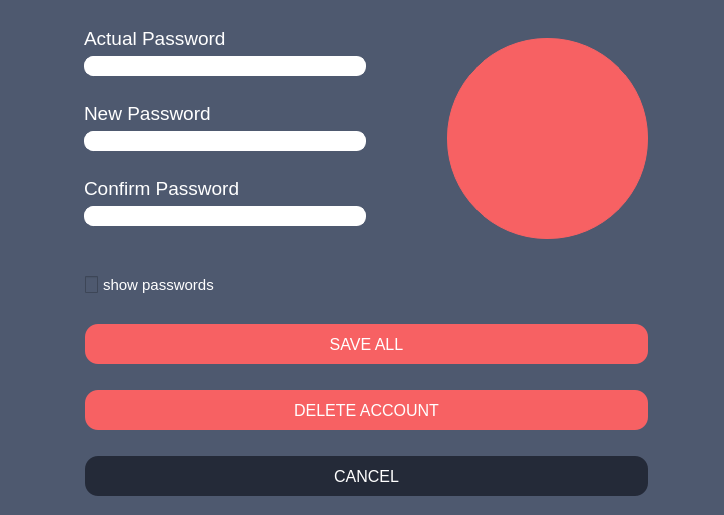
aleoli/Shared-Editor, file src/client/gui/ui/edit.ui: the form before one commit.
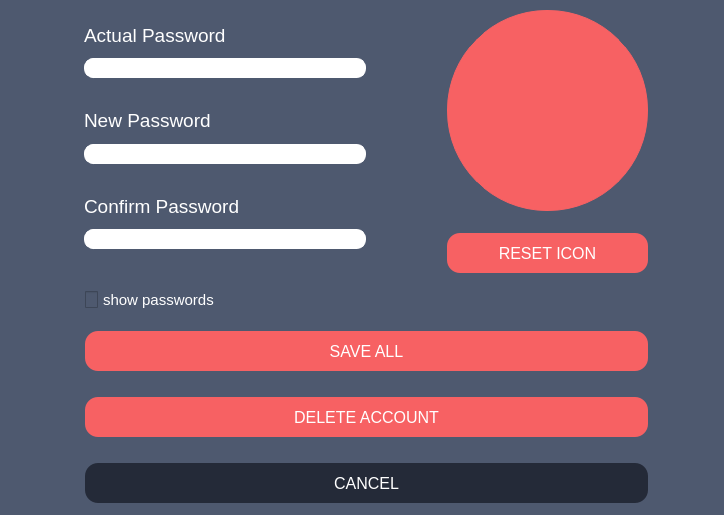
The form after the commit. Icons and pictures are not drawn.

Commit message: dialog_confirm, tasto resetIcon

What changed in the file:
```diff
--- a/src/client/gui/ui/edit.ui
+++ b/src/client/gui/ui/edit.ui
@@ -34,7 +34,48 @@
 </string>
    </property>
    <layout class="QGridLayout" name="gridLayout">
-    <item row="2" column="0" colspan="2">
+    <item row="3" column="0">
+     <widget class="QCheckBox" name="checkBox_showPasswords">
+      <property name="cursor">
+       <cursorShape>PointingHandCursor</cursorShape>
+      </property>
+      <property name="toolTip">
+       <string/>
+      </property>
+      <property name="styleSheet">
+       <string notr="true">QCheckBox {
+    spacing: 5px;
+	font-size: 11pt;
+	color:white;
+	margin-bottom: 0px;
+	margin-left: 10px;
+}
+
+QCheckBox::indicator {
+    width: 13px;
+	height: 17px;
+}
+
+QCheckBox::indicator:unchecked {
+    image: url(:/res/checkbox.png);
+}
+
+QCheckBox::indicator:checked {
+    image: url(:/res/checkbox_checked.png);
+}
+
+QCheckBox:focus {
+   border: none;
+   outline: none;
+}
+</string>
+      </property>
+      <property name="text">
+       <string>show passwords</string>
+      </property>
+     </widget>
+    </item>
+    <item row="4" column="0" colspan="2">
      <layout class="QVBoxLayout" name="buttons">
       <property name="leftMargin">
        <number>10</number>
@@ -188,141 +229,6 @@
       </item>
      </layout>
     </item>
-    <item row="0" column="0">
-     <widget class="QFrame" name="frame">
-      <property name="maximumSize">
-       <size>
-        <width>300</width>
-        <height>16777215</height>
-       </size>
-      </property>
-      <property name="styleSheet">
-       <string notr="true">margin-bottom: 5px;</string>
-      </property>
-      <property name="frameShape">
-       <enum>QFrame::NoFrame</enum>
-      </property>
-      <property name="frameShadow">
-       <enum>QFrame::Plain</enum>
-      </property>
-      <layout class="QVBoxLayout" name="verticalLayout_5">
-       <item>
-        <layout class="QVBoxLayout" name="pwd">
-         <property name="rightMargin">
-          <number>0</number>
-         </property>
-         <item>
-          <widget class="QLabel" name="label_pwd">
-           <property name="styleSheet">
-            <string notr="true">QLabel{
-	text-decoration: none;
-	margin-left: 0px;
-	margin-bottom: 0px;
-}</string>
-           </property>
-           <property name="text">
-            <string>&lt;html&gt;&lt;head/&gt;&lt;body&gt;&lt;p&gt;&lt;span style=&quot; font-size:14pt; color:#ffffff;&quot;&gt;Actual Password&lt;/span&gt;&lt;/p&gt;&lt;/body&gt;&lt;/html&gt;</string>
-           </property>
-          </widget>
-         </item>
-         <item>
-          <widget class="QLineEdit" name="ledit_pwd">
-           <property name="styleSheet">
-            <string notr="true">background: white;
-border:1px solid white;
-border-radius: 9px;
-padding: 1 8px;
-margin: 0 0 20 0px;
-color: #242A38;
-font: &quot;Segoe UI Emoji&quot;;
-selection-background-color: #f76163;</string>
-           </property>
-           <property name="echoMode">
-            <enum>QLineEdit::Password</enum>
-           </property>
-          </widget>
-         </item>
-        </layout>
-       </item>
-       <item>
-        <layout class="QVBoxLayout" name="newPwd">
-         <item>
-          <widget class="QLabel" name="label_newPwd">
-           <property name="styleSheet">
-            <string notr="true">QLabel{
-	text-decoration: none;
-	margin-left: 0px;
-	margin-bottom: 0px;
-}</string>
-           </property>
-           <property name="text">
-            <string>&lt;html&gt;&lt;head/&gt;&lt;body&gt;&lt;p&gt;&lt;span style=&quot; font-size:14pt; color:#ffffff;&quot;&gt;New Password&lt;/span&gt;&lt;/p&gt;&lt;/body&gt;&lt;/html&gt;</string>
-           </property>
-          </widget>
-         </item>
-         <item>
-          <widget class="QLineEdit" name="ledit_newPwd">
-           <property name="styleSheet">
-            <string notr="true">background: white;
-border:1px solid white;
-border-radius: 9px;
-padding: 1 8px;
-margin: 0 0 20 0px;
-color: #242A38;
-font: &quot;Segoe UI Emoji&quot;;
-selection-background-color: #f76163;</string>
-           </property>
-           <property name="echoMode">
-            <enum>QLineEdit::Password</enum>
-           </property>
-          </widget>
-         </item>
-        </layout>
-       </item>
-       <item>
-        <layout class="QVBoxLayout" name="cnfrmPwd">
-         <property name="sizeConstraint">
-          <enum>QLayout::SetDefaultConstraint</enum>
-         </property>
-         <property name="rightMargin">
-          <number>0</number>
-         </property>
-         <item>
-          <widget class="QLabel" name="label_cnfrmPwd">
-           <property name="styleSheet">
-            <string notr="true">QLabel{
-	text-decoration: none;
-	margin-left: 0px;
-	margin-bottom: 0px;
-}</string>
-           </property>
-           <property name="text">
-            <string>&lt;html&gt;&lt;head/&gt;&lt;body&gt;&lt;p&gt;&lt;span style=&quot; font-size:14pt; color:#ffffff;&quot;&gt;Confirm Password&lt;/span&gt;&lt;/p&gt;&lt;/body&gt;&lt;/html&gt;</string>
-           </property>
-          </widget>
-         </item>
-         <item>
-          <widget class="QLineEdit" name="lineEdit_cnfrmPwd">
-           <property name="styleSheet">
-            <string notr="true">background: white;
-border:1px solid white;
-border-radius: 9px;
-padding: 1 8px;
-margin: 0 0 20 0px;
-color: #242A38;
-font: &quot;Segoe UI Emoji&quot;;
-selection-background-color: #f76163;</string>
-           </property>
-           <property name="echoMode">
-            <enum>QLineEdit::Password</enum>
-           </property>
-          </widget>
-         </item>
-        </layout>
-       </item>
-      </layout>
-     </widget>
-    </item>
     <item row="0" column="1">
      <widget class="QPushButton" name="btn_changeProfile">
       <property name="enabled">
@@ -411,8 +317,8 @@
       </property>
      </widget>
     </item>
-    <item row="1" column="0">
-     <widget class="QCheckBox" name="checkBox_showPasswords">
+    <item row="1" column="1">
+     <widget class="QPushButton" name="btn_reset">
       <property name="cursor">
        <cursorShape>PointingHandCursor</cursorShape>
       </property>
@@ -420,38 +326,176 @@
        <string/>
       </property>
       <property name="styleSheet">
-       <string notr="true">QCheckBox {
-    spacing: 5px;
-	font-size: 11pt;
-	color:white;
-	margin-bottom: 0px;
-	margin-left: 10px;
+       <string notr="true">QPushButton {
+	background: #f76163;
+    border-width: 1px;
+    border-radius: 13px;
+    border-color: #f76163;
+    font: 12pt;
+    color: white;
+    padding: 10px;
+	margin-left: 0px;
+	margin-right: 0px;
+	margin-top: 15px;
+	margin-bottom: 10px;
+	min-height: 20px;
 }
 
-QCheckBox::indicator {
-    width: 13px;
-	height: 17px;
+QPushButton:hover {
+background: qradialgradient(cx:0.3, cy:0.5, radius: 5.5,
+              fx:0.5, fy:0.5, stop:0 #f65964, stop:1 white);
 }
 
-QCheckBox::indicator:unchecked {
-    image: url(:/res/checkbox.png);
+QPushButton:pressed {
+background: qradialgradient(cx:0.7, cy:0.5, radius: 5.5,
+              fx:0.5, fy:0.5, stop:0 #f65964, stop:1 black);
 }
 
-QCheckBox::indicator:checked {
-    image: url(:/res/checkbox_checked.png);
-}
-
-QCheckBox:focus {
+QPushButton:focus {
    border: none;
    outline: none;
-}
-</string>
+}</string>
       </property>
       <property name="text">
-       <string>show passwords</string>
+       <string>RESET ICON</string>
       </property>
      </widget>
     </item>
+    <item row="0" column="0" rowspan="2">
+     <widget class="QFrame" name="frame">
+      <property name="maximumSize">
+       <size>
+        <width>300</width>
+        <height>16777215</height>
+       </size>
+      </property>
+      <property name="styleSheet">
+       <string notr="true">margin-bottom: 5px;</string>
+      </property>
+      <property name="frameShape">
+       <enum>QFrame::NoFrame</enum>
+      </property>
+      <property name="frameShadow">
+       <enum>QFrame::Plain</enum>
+      </property>
+      <layout class="QVBoxLayout" name="verticalLayout_5">
+       <item>
+        <layout class="QVBoxLayout" name="pwd">
+         <property name="rightMargin">
+          <number>0</number>
+         </property>
+         <item>
+          <widget class="QLabel" name="label_pwd">
+           <property name="styleSheet">
+            <string notr="true">QLabel{
+	text-decoration: none;
+	margin-left: 0px;
+	margin-bottom: 0px;
+}</string>
+           </property>
+           <property name="text">
+            <string>&lt;html&gt;&lt;head/&gt;&lt;body&gt;&lt;p&gt;&lt;span style=&quot; font-size:14pt; color:#ffffff;&quot;&gt;Actual Password&lt;/span&gt;&lt;/p&gt;&lt;/body&gt;&lt;/html&gt;</string>
+           </property>
+          </widget>
+         </item>
+         <item>
+          <widget class="QLineEdit" name="ledit_pwd">
+           <property name="styleSheet">
+            <string notr="true">background: white;
+border:1px solid white;
+border-radius: 9px;
+padding: 1 8px;
+margin: 0 0 20 0px;
+color: #242A38;
+font: &quot;Segoe UI Emoji&quot;;
+selection-background-color: #f76163;</string>
+           </property>
+           <property name="echoMode">
+            <enum>QLineEdit::Password</enum>
+           </property>
+          </widget>
+         </item>
+        </layout>
+       </item>
+       <item>
+        <layout class="QVBoxLayout" name="newPwd">
+         <item>
+          <widget class="QLabel" name="label_newPwd">
+           <property name="styleSheet">
+            <string notr="true">QLabel{
+	text-decoration: none;
+	margin-left: 0px;
+	margin-bottom: 0px;
+}</string>
+           </property>
+           <property name="text">
+            <string>&lt;html&gt;&lt;head/&gt;&lt;body&gt;&lt;p&gt;&lt;span style=&quot; font-size:14pt; color:#ffffff;&quot;&gt;New Password&lt;/span&gt;&lt;/p&gt;&lt;/body&gt;&lt;/html&gt;</string>
+           </property>
+          </widget>
+         </item>
+         <item>
+          <widget class="QLineEdit" name="ledit_newPwd">
+           <property name="styleSheet">
+            <string notr="true">background: white;
+border:1px solid white;
+border-radius: 9px;
+padding: 1 8px;
+margin: 0 0 20 0px;
+color: #242A38;
+font: &quot;Segoe UI Emoji&quot;;
+selection-background-color: #f76163;</string>
+           </property>
+           <property name="echoMode">
+            <enum>QLineEdit::Password</enum>
+           </property>
+          </widget>
+         </item>
+        </layout>
+       </item>
+       <item>
+        <layout class="QVBoxLayout" name="cnfrmPwd">
+         <property name="sizeConstraint">
+          <enum>QLayout::SetDefaultConstraint</enum>
+         </property>
+         <property name="rightMargin">
+          <number>0</number>
+         </property>
+         <item>
+          <widget class="QLabel" name="label_cnfrmPwd">
+           <property name="styleSheet">
+            <string notr="true">QLabel{
+	text-decoration: none;
+	margin-left: 0px;
+	margin-bottom: 0px;
+}</string>
+           </property>
+           <property name="text">
+            <string>&lt;html&gt;&lt;head/&gt;&lt;body&gt;&lt;p&gt;&lt;span style=&quot; font-size:14pt; color:#ffffff;&quot;&gt;Confirm Password&lt;/span&gt;&lt;/p&gt;&lt;/body&gt;&lt;/html&gt;</string>
+           </property>
+          </widget>
+         </item>
+         <item>
+          <widget class="QLineEdit" name="lineEdit_cnfrmPwd">
+           <property name="styleSheet">
+            <string notr="true">background: white;
+border:1px solid white;
+border-radius: 9px;
+padding: 1 8px;
+margin: 0 0 20 0px;
+color: #242A38;
+font: &quot;Segoe UI Emoji&quot;;
+selection-background-color: #f76163;</string>
+           </property>
+           <property name="echoMode">
+            <enum>QLineEdit::Password</enum>
+           </property>
+          </widget>
+         </item>
+        </layout>
+       </item>
+      </layout>
+     </widget>
+    </item>
    </layout>
   </widget>
  </widget>
```
Left out of the diff: 3 changed lines with no effect on the pictures. The commit also changes 3 other files.
